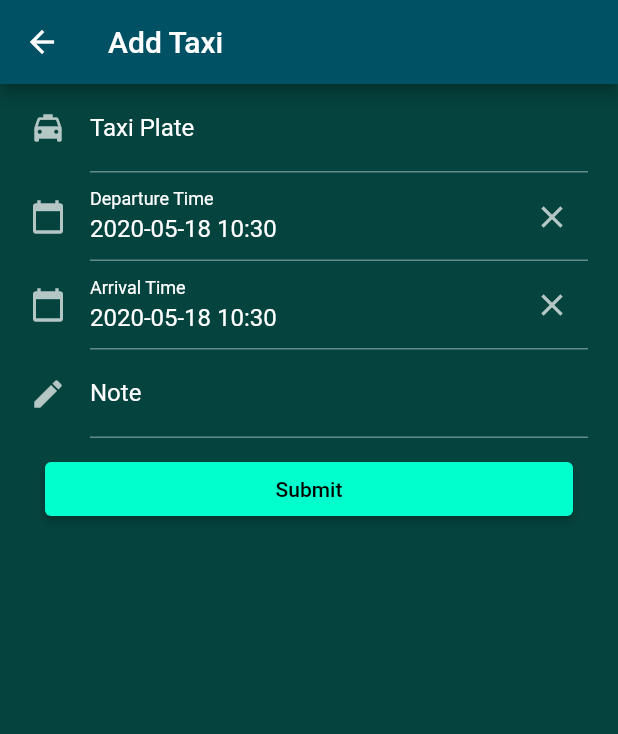
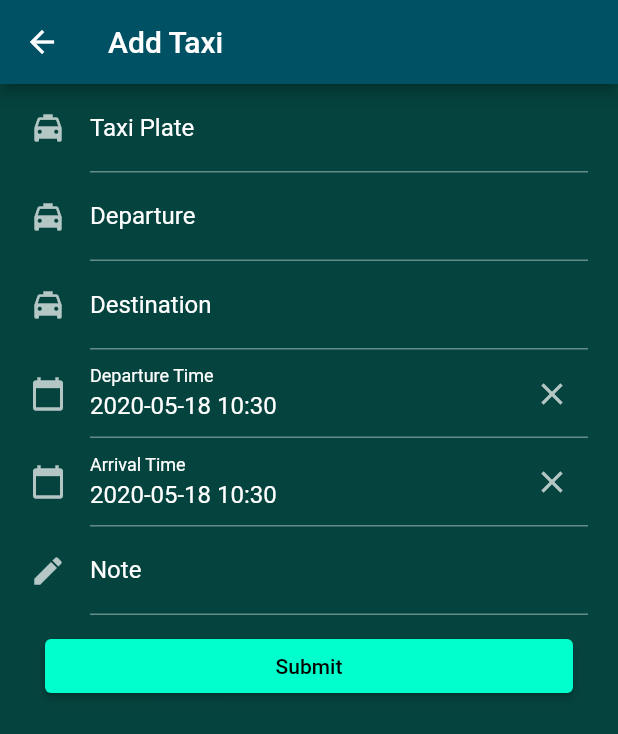
Before and after one commit to lspss95207/Together---epidemic-prevention-log, a Flutter app: the TaxiForm screen opened directly, on a phone screen of 412 x 824 dp. Shown: the top 734 px of the screen. Run offline on Flutter 3.47's test engine with Material 2 defaults, Android fonts, the phone set to English and light mode, and no system bars; drawn by our look-alikes of datetime_picker_formfield; our stand-ins replace dynamic_theme, flutter_speed_dial, geolocator, google_maps_flutter, photo_view, shared_preferences; missing offline and left inert: dropdownfield, google_maps_place_picker, positioned_tap_detector, searchable_dropdown; accounts and stored records are empty; Roboto replaces fonts that are missing (jfOpen).

Commit message:
Add taxi Departure and Destination

```diff
--- a/assets/locale/i18n_en.json
+++ b/assets/locale/i18n_en.json
@@ -133,6 +133,10 @@
     "Add Taxi": "Add Taxi",
     "Please enter Taxi Plate": "Please enter Taxi Plate",
     "Taxi Plate": "Taxi Plate",
+    "Please enter Departure-taxi": "Please enter Departure",
+    "Departure-taxi": "Departure",
+    "Please enter Destination-taxi": "Please enter Destination",
+    "Destination-taxi": "Destination",
     "Taxi Plate cannot be empty": "Taxi Plate cannot be empty",
     "Please enter Date Time from-taxi": "Please enter Departure Time",
     "Date Time From-taxi": "Departure Time",
--- a/assets/locale/i18n_zh_TW.json
+++ b/assets/locale/i18n_zh_TW.json
@@ -137,6 +137,10 @@
     "Please enter Taxi Plate": "請輸入車牌號碼",
     "Taxi Plate": "車牌號碼",
     "Taxi Plate cannot be empty": "車牌號碼不能為空白",
+    "Please enter Departure-taxi": "請輸入上車地點",
+    "Departure-taxi": "上車地點",
+    "Please enter Destination-taxi": "請輸入下車地點",
+    "Destination-taxi": "下車地點",
     "Please enter Date Time from-taxi": "請輸入上車時間",
     "Date Time From-taxi": "上車時間",
     "Date time from cannot be empty-taxi": "上車時間不能為空白",
--- a/lib/busPage/bus.dart
+++ b/lib/busPage/bus.dart
@@ -36,7 +36,7 @@ class Bus {
     direction =  map['direction'];
     datetime_from = DateTime.parse(map['datetime_from']);
     datetime_to = DateTime.parse(map['datetime_to']);
-    note = map['note'];
+    note = map['note']??'';
   }
 
 }
--- a/lib/locationPage/location.dart
+++ b/lib/locationPage/location.dart
@@ -40,7 +40,7 @@ class Location {
     datetime_from = DateTime.parse(map['datetime_from']);
     datetime_to = DateTime.parse(map['datetime_to']);
     type = map['type'];
-    note = map['note'];
+    note = map['note']??'';
   }
 
 }
--- a/lib/metroPage/metro.dart
+++ b/lib/metroPage/metro.dart
@@ -33,6 +33,6 @@ class Metro {
     destination = map['destination'];
     datetime_from = DateTime.parse(map['datetime_from']);
     datetime_to = DateTime.parse(map['datetime_to']);
-    note = map['note'];
+    note = map['note']??'';
   }
 }
--- a/lib/taxiPage/taxi.dart
+++ b/lib/taxiPage/taxi.dart
@@ -4,6 +4,8 @@ import 'package:intl/intl.dart';
 class Taxi {
   String id;
   String local_id;
+  String departure;
+  String destination;
   String plate;
   DateTime datetime_from;
   DateTime datetime_to;
@@ -14,6 +16,8 @@ class Taxi {
     var map = {};
     map['id'] = id;
     map['local_id'] = local_id;
+    map['departure'] = departure;
+    map['destination'] = destination;
     map['plate'] = plate;
     map['datetime_from'] = DateFormat('yyyy-MM-dd HH:mm:ss').format(datetime_from);
     map['datetime_to'] = DateFormat('yyyy-MM-dd HH:mm:ss').format(datetime_to);
@@ -25,10 +29,12 @@ class Taxi {
     void setFromMap(Map map){
     id = map['id'];
     local_id = map['local_id'];
-    plate =  map['plate'];
+    departure = map['departure']??'';
+    destination = map['destination']??'';
+    plate = map['plate'];
     datetime_from = DateTime.parse(map['datetime_from']);
     datetime_to = DateTime.parse(map['datetime_to']);
-    note = map['note'];
+    note = map['note']??'';
   }
 
 }
--- a/lib/taxiPage/taxiForm.dart
+++ b/lib/taxiPage/taxiForm.dart
@@ -50,8 +50,7 @@ class TaxiFormState extends State<TaxiForm> {
         leading: IconButton(
           icon: Icon(Icons.arrow_back),
           onPressed: () {
-          Navigator.of(context).pop();
-
+            Navigator.of(context).pop();
           },
         ),
       ),
@@ -89,6 +88,24 @@ class TaxiFormState extends State<TaxiForm> {
             },
             onChanged: (val) => _submitTaxi.plate = val,
             onSaved: (val) => _submitTaxi.plate = val,
+          ),
+          TextFormField(
+            decoration: InputDecoration(
+              icon: Icon(Icons.local_taxi),
+              hintText: allTranslations.text('Please enter Departure-taxi'),
+              labelText: allTranslations.text('Departure-taxi'),
+            ),
+            onChanged: (val) => _submitTaxi.departure = val,
+            onSaved: (val) => _submitTaxi.departure = val,
+          ),
+          TextFormField(
+            decoration: InputDecoration(
+              icon: Icon(Icons.local_taxi),
+              hintText: allTranslations.text('Please enter Destination-taxi'),
+              labelText: allTranslations.text('Destination-taxi'),
+            ),
+            onChanged: (val) => _submitTaxi.destination = val,
+            onSaved: (val) => _submitTaxi.destination = val,
           ),
 
           //-----------datetime from------------------
--- a/lib/taxiPage/taxiList.dart
+++ b/lib/taxiPage/taxiList.dart
@@ -86,7 +86,7 @@ class TaxiListState extends State<TaxiList> {
       direction: DismissDirection.endToStart,
       child: ListTile(
         // leading: _infectLevelIcon(taxi.infection_level),
-        title: Text(taxi.plate),
+        title: Text('${taxi.plate} ${taxi.departure??""} - ${taxi.destination??""}'),
         subtitle: Text('${DateFormat('MM/dd HH:mm').format(taxi.datetime_from)} - ${DateFormat('MM/dd HH:mm').format(taxi.datetime_to)}\n${taxi.note}'),
         onTap: null,
       ),
--- a/lib/thsrPage/thsr.dart
+++ b/lib/thsrPage/thsr.dart
@@ -42,6 +42,6 @@ class THSR {
     datetime_from = DateTime.parse(map['datetime_from']);
     datetime_to = DateTime.parse(map['datetime_to']);
     car_number = map['car_number'];
-    note = map['note'];
+    note = map['note']??'';
   }
 }
--- a/lib/trPage/tr.dart
+++ b/lib/trPage/tr.dart
@@ -45,6 +45,6 @@ class TR {
     datetime_from = DateTime.parse(map['datetime_from']);
     datetime_to = DateTime.parse(map['datetime_to']);
     car_number = map['car_number'];
-    note = map['note'];
+    note = map['note']??'';
   }
 }
```
